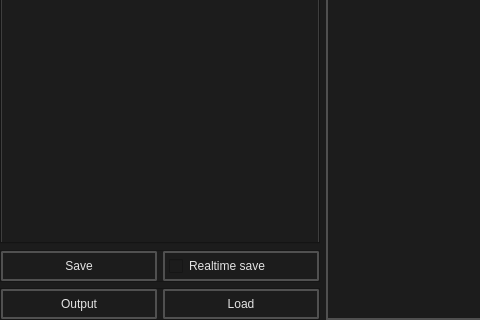
Before: the Qt Designer form src/editors/soundevent_editor/main.ui in dertwist/Hammer5Tools, drawn with Qt 5; both pictures show x 0 to 480 and y 418 to 738 of the 978 by 738 pixel window.
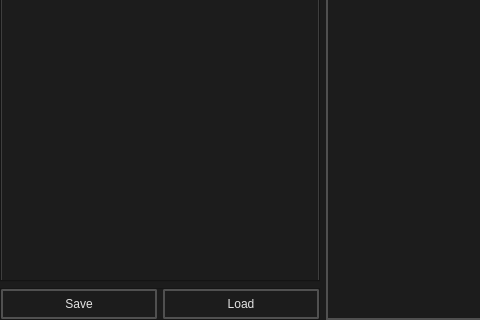
After: the same form once the commit is applied. Icons and pictures are not drawn.

The edit to the form file:
```diff
--- a/src/editors/soundevent_editor/main.ui
+++ b/src/editors/soundevent_editor/main.ui
@@ -450,12 +450,8 @@
           </property>
           <property name="styleSheet">
            <string notr="true">
-    /* QPushButton default and hover styles */
     QPushButton {
-
         font: 580 9pt &quot;Segoe UI&quot;;
-	
-
         border: 2px solid black;
         border-radius: 2px;
         border-color: rgba(80, 80, 80, 255);
@@ -499,124 +495,6 @@
          </widget>
         </item>
         <item>
-         <widget class="QCheckBox" name="realtime_save_checkbox">
-          <property name="styleSheet">
-           <string notr="true">
-    /* QPushButton default and hover styles */
-    QCheckBox {
-
-        font: 580 10pt &quot;Segoe UI&quot;;
-
-        border: 2px solid black;
-        border-radius: 2px;
-        border-color: rgba(80, 80, 80, 255);
-        height:22px;
-        padding-top: 2px;
-        padding-bottom:2px;
-        padding-left: 4px;
-        padding-right: 4px;
-        color: #E3E3E3;
-        background-color: #1C1C1C;
-    }
-    QCheckBox:hover {
-        background-color: #414956;
-        color: white;
-    }
-    QCheckBox:pressed {
-
-    }</string>
-          </property>
-          <property name="text">
-           <string>Realtime save</string>
-          </property>
-         </widget>
-        </item>
-       </layout>
-      </widget>
-     </item>
-     <item>
-      <widget class="QFrame" name="frame_4">
-       <property name="maximumSize">
-        <size>
-         <width>16777215</width>
-         <height>32</height>
-        </size>
-       </property>
-       <property name="frameShape">
-        <enum>QFrame::Shape::StyledPanel</enum>
-       </property>
-       <property name="frameShadow">
-        <enum>QFrame::Shadow::Raised</enum>
-       </property>
-       <layout class="QHBoxLayout" name="horizontalLayout_2">
-        <property name="leftMargin">
-         <number>0</number>
-        </property>
-        <property name="topMargin">
-         <number>0</number>
-        </property>
-        <property name="rightMargin">
-         <number>0</number>
-        </property>
-        <property name="bottomMargin">
-         <number>0</number>
-        </property>
-        <item>
-         <widget class="QPushButton" name="output_button">
-          <property name="toolTip">
-           <string>&lt;html&gt;&lt;head/&gt;&lt;body&gt;&lt;p&gt;Open soundevents_addon.vsndevts&lt;/p&gt;&lt;/body&gt;&lt;/html&gt;</string>
-          </property>
-          <property name="styleSheet">
-           <string notr="true">
-    /* QPushButton default and hover styles */
-    QPushButton {
-
-        font: 580 9pt &quot;Segoe UI&quot;;
-	
-
-        border: 2px solid black;
-        border-radius: 2px;
-        border-color: rgba(80, 80, 80, 255);
-        height:22px;
-        padding-top: 2px;
-        padding-bottom:2px;
-        padding-left: 4px;
-        padding-right: 4px;
-        color: #E3E3E3;
-        background-color: #1C1C1C;
-    }
-    QPushButton:hover {
-        background-color: #414956;
-        color: white;
-    }
-    QPushButton:pressed {
-        background-color: red;
-        background-color: #1C1C1C;
-        margin: 1 px;
-        margin-left: 2px;
-        margin-right: 2px;
-
-    }</string>
-          </property>
-          <property name="text">
-           <string>Output</string>
-          </property>
-          <property name="icon">
-           <iconset resource="../../resources.qrc">
-            <normaloff>:/icons/file_open_16dp_9D9D9D_FILL0_wght400_GRAD0_opsz20.svg</normaloff>:/icons/file_open_16dp_9D9D9D_FILL0_wght400_GRAD0_opsz20.svg</iconset>
-          </property>
-          <property name="iconSize">
-           <size>
-            <width>20</width>
-            <height>20</height>
-           </size>
-          </property>
-          <property name="shortcut">
-           <string>Ctrl+N</string>
-          </property>
-         </widget>
-        </item>
-        <item>
          <widget class="QPushButton" name="load_button">
           <property name="toolTip">
            <string>&lt;html&gt;&lt;head/&gt;&lt;body&gt;&lt;p&gt;Reload soundevents_addon.vsndevts Ctrl + R&lt;/p&gt;&lt;/body&gt;&lt;/html&gt;</string>
@@ -671,9 +549,9 @@
           </property>
          </widget>
         </item>
-       </layout>
-      </widget>
-     </item>
+        </layout>
+       </widget>
+      </item>
     </layout>
    </widget>
   </widget>
```
Left out of the diff: 8 changed lines with no effect on the pictures.
